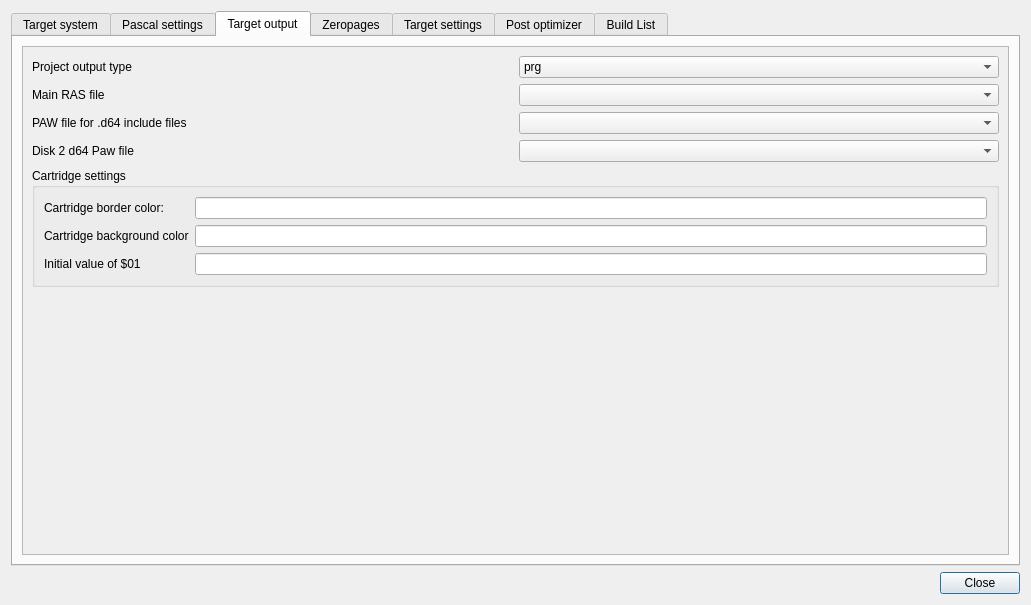
Qt form source/dialogprojectsettings.ui (leuat/TRSE) before a commit.
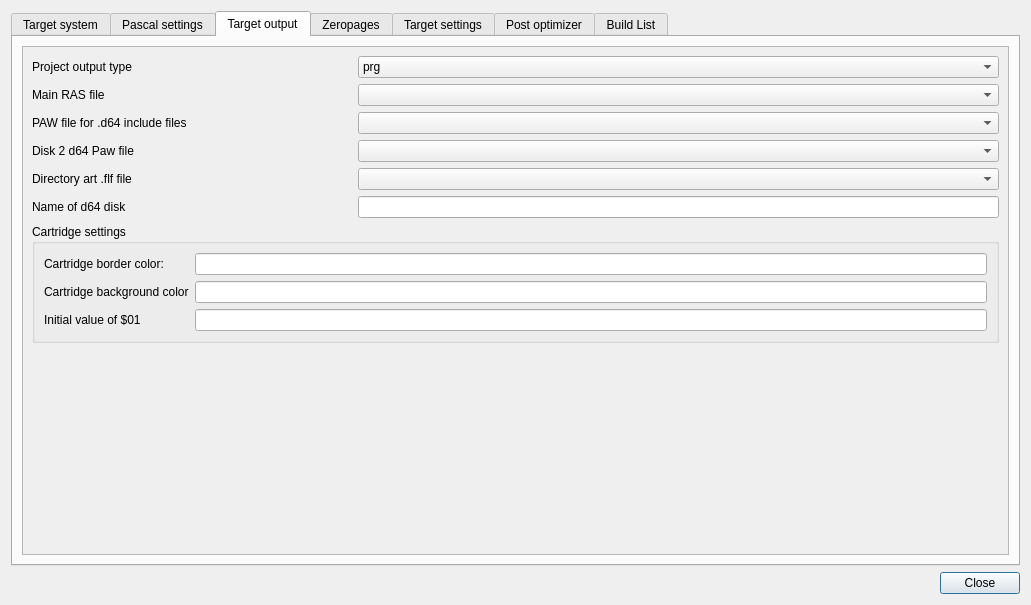
The same form after that commit. The open tabs and pages were chosen to show the change.

Commit message: New loader.. updated projects.. dirart support

Patch:
```diff
--- a/source/dialogprojectsettings.ui
+++ b/source/dialogprojectsettings.ui
@@ -1187,11 +1187,14 @@
             </property>
             <layout class="QGridLayout" name="gridLayout_24">
              <item row="0" column="0">
-              <layout class="QGridLayout" name="gridLayout_4">
-               <item row="1" column="0">
-                <widget class="QLabel" name="label_8">
+              <layout class="QGridLayout" name="gridLayout_4" columnstretch="1,2">
+               <item row="1" column="1">
+                <widget class="QComboBox" name="cmbMainRas"/>
+               </item>
+               <item row="0" column="0">
+                <widget class="QLabel" name="label_6">
                  <property name="text">
-                  <string>Main RAS file</string>
+                  <string>Project output type</string>
                  </property>
                 </widget>
                </item>
@@ -1214,15 +1217,25 @@
                  </item>
                 </widget>
                </item>
-               <item row="0" column="0">
-                <widget class="QLabel" name="label_6">
+               <item row="4" column="0">
+                <widget class="QLabel" name="label_47">
                  <property name="text">
-                  <string>Project output type</string>
+                  <string>Directory art .flf file</string>
                  </property>
                 </widget>
                </item>
-               <item row="1" column="1">
-                <widget class="QComboBox" name="cmbMainRas"/>
+               <item row="3" column="1">
+                <widget class="QComboBox" name="cmbPawInclude2"/>
+               </item>
+               <item row="4" column="1">
+                <widget class="QComboBox" name="cmbDirArt"/>
+               </item>
+               <item row="3" column="0">
+                <widget class="QLabel" name="label_24">
+                 <property name="text">
+                  <string>Disk 2 d64 Paw file</string>
+                 </property>
+                </widget>
                </item>
                <item row="2" column="0">
                 <widget class="QLabel" name="label_9">
@@ -1234,15 +1247,22 @@
                <item row="2" column="1">
                 <widget class="QComboBox" name="cmbPawInclude"/>
                </item>
-               <item row="3" column="0">
-                <widget class="QLabel" name="label_24">
+               <item row="1" column="0">
+                <widget class="QLabel" name="label_8">
                  <property name="text">
-                  <string>Disk 2 d64 Paw file</string>
+                  <string>Main RAS file</string>
                  </property>
                 </widget>
                </item>
-               <item row="3" column="1">
-                <widget class="QComboBox" name="cmbPawInclude2"/>
+               <item row="5" column="0">
+                <widget class="QLabel" name="label_48">
+                 <property name="text">
+                  <string>Name of d64 disk</string>
+                 </property>
+                </widget>
+               </item>
+               <item row="5" column="1">
+                <widget class="QLineEdit" name="leDiskname"/>
                </item>
               </layout>
              </item>
```
Left out of the diff: 2 changed lines with no effect on the pictures. The commit also changes 104 other files.
